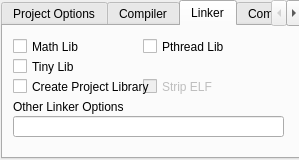
Before: the Qt Designer form propside/project.ui in parallaxinc/SimpleIDE, drawn with Qt 5.
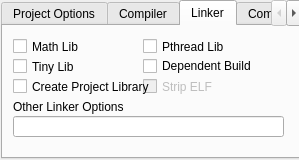
After: the same form once the commit is applied. The open tabs and pages were chosen to show the change. Icons and pictures are not drawn.

Diff of the .ui file:
```diff
--- a/propside/project.ui
+++ b/propside/project.ui
@@ -342,7 +342,7 @@
       <rect>
        <x>140</x>
        <y>10</y>
-       <width>121</width>
+       <width>131</width>
        <height>21</height>
       </rect>
      </property>
@@ -436,6 +436,22 @@
       <bool>false</bool>
      </property>
     </widget>
+    <widget class="QCheckBox" name="checkBoxDependentBuild">
+     <property name="geometry">
+      <rect>
+       <x>140</x>
+       <y>30</y>
+       <width>131</width>
+       <height>20</height>
+      </rect>
+     </property>
+     <property name="toolTip">
+      <string>Check to build if local source files changed (ignores library files).</string>
+     </property>
+     <property name="text">
+      <string>Dependent Build</string>
+     </property>
+    </widget>
    </widget>
    <widget class="QWidget" name="SpinOptions">
     <property name="toolTip">
```
Left out of the diff: 2 changed lines with no effect on the pictures.
